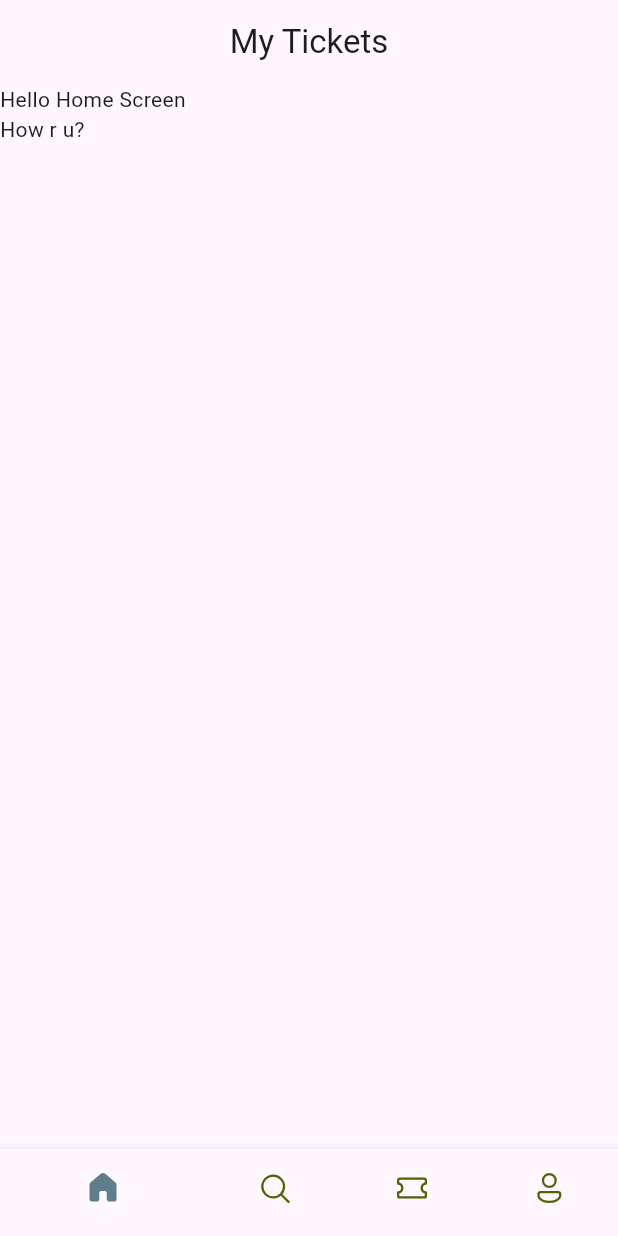
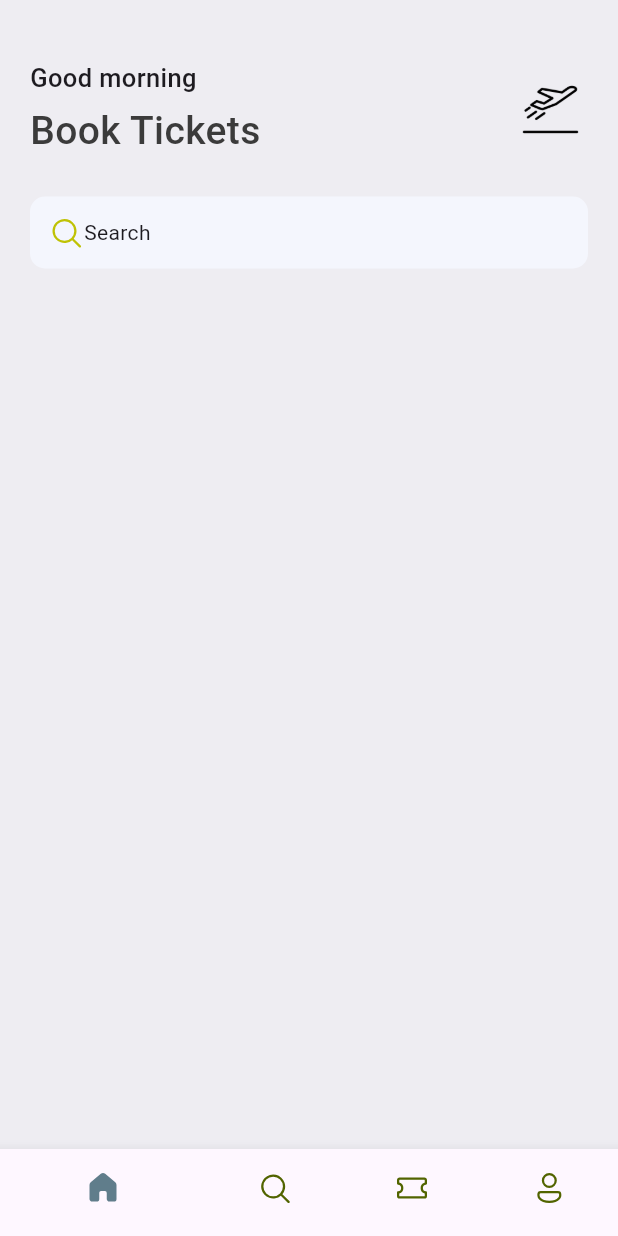
Before and after one commit to YUHR24/ticket-app, a Flutter app: the screen it shows after launch, on a phone screen of 412 x 824 dp. Run offline on Flutter 3.47's test engine with Material 3 defaults, Android fonts, the phone set to English and light mode, and no system bars; our stand-ins replace fluentui_icons.

Commit message:
update del homeScreen, styles independiendes y meda independientes, se activaron los assets

```diff
--- a/lib/base/bottom_nav_bar.dart
+++ b/lib/base/bottom_nav_bar.dart
@@ -12,7 +12,7 @@ class BottomNavBar extends StatefulWidget {
 class _BottomNavBarState extends State<BottomNavBar> {
 
   // List is iterated using index
-  var appScreens = [
+  /* List<Widget> */ var appScreens = [
     const HomeScreen(),
     const Center(child: Text('Search')),
     const Center(child: Text('Tickets')),
@@ -32,11 +32,11 @@ class _BottomNavBarState extends State<BottomNavBar> {
   @override
   Widget build(BuildContext context) {
     return Scaffold(
-      appBar: AppBar(
-        // backgroundColor: Colors.deepPurpleAccent[200],
-        title: const Text('My Tickets'),
-        centerTitle: true,
-      ),
+      // appBar: AppBar(
+      //   // backgroundColor: Colors.deepPurpleAccent[200],
+      //   title: const Text('My Tickets'),
+      //   centerTitle: true,
+      // ),
       body: appScreens[_selectIndex],
         bottomNavigationBar: BottomNavigationBar(
           currentIndex: _selectIndex,
--- /dev/null
+++ b/lib/base/resources/media.dart
@@ -0,0 +1,7 @@
+
+class AppMedia {
+
+  static const _baseImage = 'assets/images';
+  static const logo = '$_baseImage/logo.png';
+
+}
--- /dev/null
+++ b/lib/base/resources/styles/app_styles.dart
@@ -0,0 +1,16 @@
+import 'package:flutter/material.dart';
+
+Color primary = const Color(0xFFB87DAF);
+
+class AppStyles {
+  static Color primaryColor = primary;
+  static Color bgColor = const Color(0XFFEEEDF2);
+  static Color textColor = const Color(0xFF3B3B3B);
+
+  static TextStyle headlineStyle2 = const TextStyle(
+      fontSize: 17, fontWeight: FontWeight.w500);
+
+  static TextStyle headlineStyle1 = TextStyle(
+      fontSize: 26, fontWeight: FontWeight.w500, color: textColor);
+
+}
--- a/lib/screens/home_screen.dart
+++ b/lib/screens/home_screen.dart
@@ -1,4 +1,7 @@
+import 'package:fluentui_icons/fluentui_icons.dart';
 import 'package:flutter/material.dart';
+import 'package:ticket_app/base/resources/media.dart';
+import 'package:ticket_app/base/resources/styles/app_styles.dart';
 
 class HomeScreen extends StatelessWidget {
   const HomeScreen({super.key});
@@ -10,13 +13,62 @@ class HomeScreen extends StatelessWidget {
     // ListView.builder
     // Expand
     return Scaffold(
-      // Scrollable Effect
-      body: ListView(
-        children: [
-          Container(child: Text('Hello Home Screen'),),
-          Container(child: Text('How r u?'),)
-        ],
-      )
-    );
+        backgroundColor: AppStyles.bgColor,
+        // Scrollable Effect
+        body: ListView(
+          children: [
+            const SizedBox(height: 40,),
+            Container(
+              // color: Colors.blue,
+              padding: const EdgeInsets.symmetric(horizontal: 20),
+              child: Column(
+                children: [
+                  Row(
+                    mainAxisAlignment: MainAxisAlignment.spaceBetween,
+                    children: [
+                      Column(
+                        crossAxisAlignment: CrossAxisAlignment.start,
+                        children: [
+                          Text('Good morning', style: AppStyles.headlineStyle2),
+                          const SizedBox(height: 5),
+                          Text('Book Tickets', style: AppStyles.headlineStyle1),
+                        ],
+                      ),
+                      Container(
+                        // color: Colors.red,
+                        width: 50,
+                        height: 50,
+                        decoration: BoxDecoration(
+                            // color: Colors.red,
+                            borderRadius: BorderRadius.circular(10),
+                            image: const DecorationImage(
+                              image: AssetImage(AppMedia.logo),
+                            )),
+                      )
+                    ],
+                  ),
+                  const SizedBox(height: 25),
+                  Container(
+                    padding: const EdgeInsets.symmetric(
+                        horizontal: 12, vertical: 12),
+                    decoration: BoxDecoration(
+                        borderRadius: BorderRadius.circular(10),
+                        color: const Color(0xFFF4F6FD)),
+                    child: const Row(
+                      // mainAxisAlignment: MainAxisAlignment.spaceBetween,
+                      children: [
+                        Icon(
+                          FluentSystemIcons.ic_fluent_search_regular,
+                          color: Color(0xFFBFC205),
+                        ),
+                        Text('Search'),
+                      ],
+                    ),
+                  )
+                ],
+              ),
+            )
+          ],
+        ));
   }
 }
--- a/pubspec.yaml
+++ b/pubspec.yaml
@@ -61,8 +61,8 @@ flutter:
   uses-material-design: true
 
   # To add assets to your application, add an assets section, like this:
-  # assets:
-  #   - images/a_dot_burr.jpeg
+  assets:
+    - assets/images/
   #   - images/a_dot_ham.jpeg
 
   # An image asset can refer to one or more resolution-specific "variants", see
```
Also changed, not shown: assets/images/logo.png (added).
